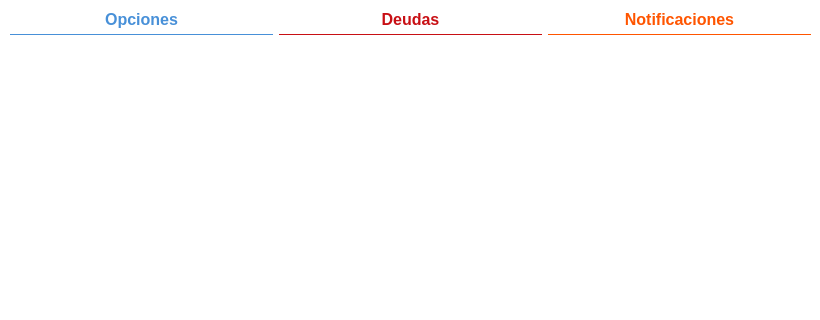
josueisaihs/SPINER_PUNTO_VENTA, file system/layout/inicio.ui: the form before one commit; both pictures show x 0 to 820 and y 0 to 320 of the 820 by 690 pixel window.
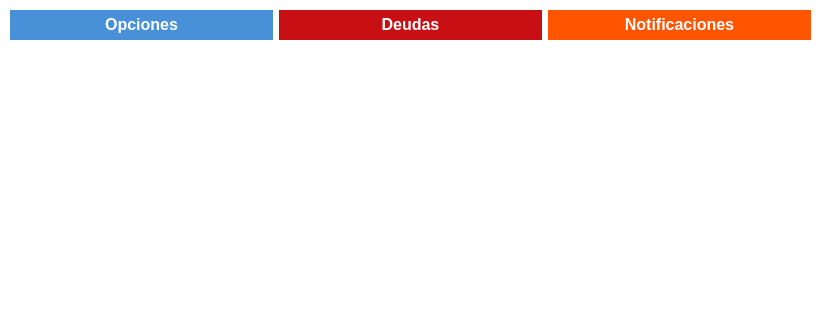
The form after the commit.

Patch:
```diff
--- a/system/layout/inicio.ui
+++ b/system/layout/inicio.ui
@@ -258,7 +258,9 @@
                     <widget class="QLabel" name="label_2">
                         <property name="styleSheet">
                             <string notr="true">font: bold 12pt;
-                                color: rgb(255, 85, 0);
+background: rgb(255, 85, 0);
+                                color: white;
+           padding-top: 5px;
                                 padding-bottom: 5px;
                                 border: 1px solid rgb(255, 85, 0);
                                 border-radius: 0px;
@@ -315,7 +317,9 @@
                     <widget class="QLabel" name="label">
                         <property name="styleSheet">
                             <string notr="true">font: bold 12pt;
-                                color: rgb(72, 144, 216);
+background: rgb(72, 144, 216);
+                                color: white;
+padding-top: 5px;
                                 padding-bottom: 5px;
                                 border: 1px solid rgb(72, 144, 216);
                                 border-radius: 0px;
@@ -382,7 +386,9 @@
                     <widget class="QLabel" name="label_3">
                         <property name="styleSheet">
                             <string notr="true">font: bold 12pt;
-                                color: rgb(200, 15, 20);
+background: rgb(200, 15, 20);
+                                color: white;
+           padding-top: 5px;
                                 padding-bottom: 5px;
                                 border: 1px solid rgb(200, 15, 20);
                                 border-radius: 0px;
```
Left out of the diff: 4 changed lines with no effect on the pictures. Lines whose indentation alone changed are shown as unchanged.
